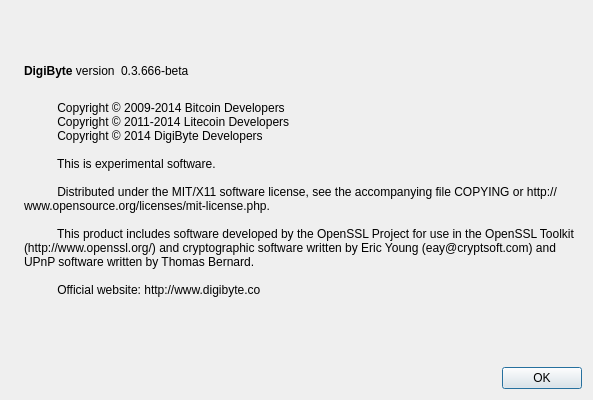
The window that src/qt/forms/aboutdialog.ui (bitdollar/Bitdollar) describes before a commit, drawn with Qt 5.
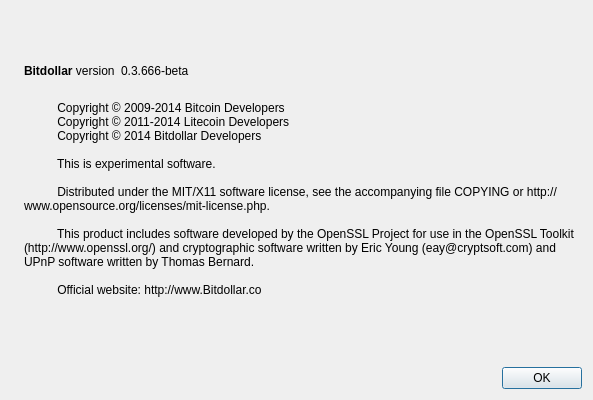
The same window after the commit. Icons and pictures are not drawn.

The edit to the form file:
```diff
--- a/src/qt/forms/aboutdialog.ui
+++ b/src/qt/forms/aboutdialog.ui
@@ -50,7 +50,7 @@
           <cursorShape>IBeamCursor</cursorShape>
          </property>
          <property name="text">
-          <string>&lt;b&gt;DigiByte&lt;/b&gt; version</string>
+          <string>&lt;b&gt;Bitdollar&lt;/b&gt; version</string>
          </property>
          <property name="textInteractionFlags">
           <set>Qt::LinksAccessibleByMouse|Qt::TextSelectableByKeyboard|Qt::TextSelectableByMouse</set>
@@ -97,7 +97,7 @@
         <string>
           Copyright © 2009-2014 Bitcoin Developers
           Copyright © 2011-2014 Litecoin Developers
-          Copyright © 2014 DigiByte Developers
+          Copyright © 2014 Bitdollar Developers
 
           This is experimental software.
 
@@ -105,7 +105,7 @@
 
           This product includes software developed by the OpenSSL Project for use in the OpenSSL Toolkit (http://www.openssl.org/) and cryptographic software written by Eric Young (eay@cryptsoft.com) and UPnP software written by Thomas Bernard.
 
-          Official website: http://www.digibyte.co
+          Official website: http://www.Bitdollar.co
         </string>
        </property>
        <property name="wordWrap">
```
Left out of the diff: 2 changed lines with no effect on the pictures.
